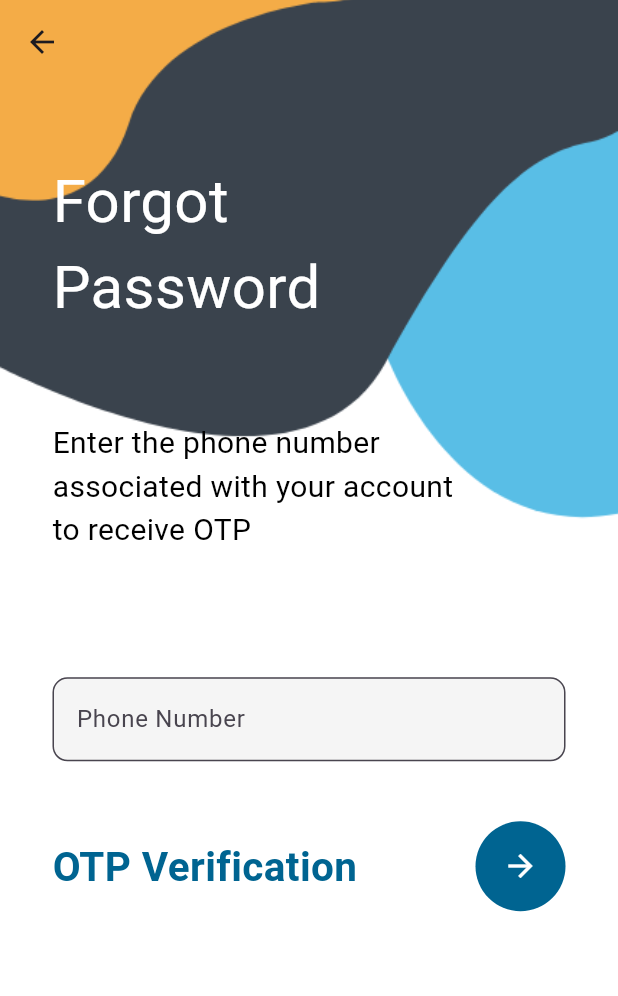
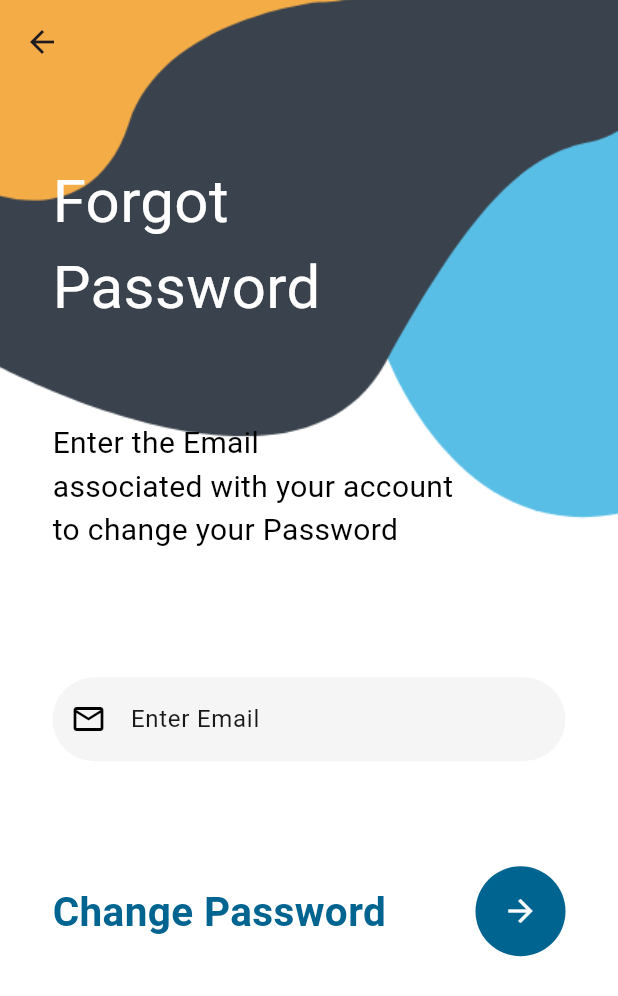
Before and after one commit to divshiv2611/Motion_talk_final_year, a Flutter app: the MyForgot screen opened by its route, on a phone screen of 412 x 824 dp. Shown: the top 996 px of the screen. Run offline on Flutter 3.47's test engine with Material 3 defaults, Android fonts, the phone set to English and light mode, and no system bars; our stand-ins replace firebase_auth, firebase_core; accounts and stored records are empty.

Commit message:
Forgot password

```diff
--- a/lib/forgot.dart
+++ b/lib/forgot.dart
@@ -1,4 +1,7 @@
 import 'package:flutter/material.dart';
+import 'package:motion_talk/reuseable/reusable_widget.dart';
+import 'package:firebase_auth/firebase_auth.dart';
+
 
 class MyForgot extends StatefulWidget {
   const MyForgot({super.key});
@@ -8,6 +11,8 @@ class MyForgot extends StatefulWidget {
 }
 
 class _MyForgotState extends State<MyForgot> {
+  TextEditingController _emailTextController = TextEditingController();
+  final auth= FirebaseAuth.instance;
   @override
   Widget build(BuildContext context) {
     return Container(
@@ -31,7 +36,7 @@ class _MyForgotState extends State<MyForgot> {
             ),
             Container(
               padding: EdgeInsets.only(left: 35, top:225),
-              child: Text('Enter the phone number \nassociated with your account \nto receive OTP',
+              child: Text('Enter the Email \nassociated with your account \nto change your Password',
               style: TextStyle(
                 color: Colors.black,
                 fontSize: 20
@@ -45,16 +50,10 @@ class _MyForgotState extends State<MyForgot> {
                 ),
                 child: Column(
                   children: [
-                    TextField(
-                      keyboardType: TextInputType.number,
-                      decoration: InputDecoration(
-                          fillColor: Colors.grey.shade100,
-                          filled: true,
-                          hintText: 'Phone Number',
-                          border: OutlineInputBorder(
-                              borderRadius: BorderRadius.circular(10)
-                          )
-                      ),
+                    reusableTextField("Enter Email", Icons.email_outlined,
+                        false, _emailTextController),
+                    SizedBox(
+                      height: 30,
                     ),
 
                     SizedBox(
@@ -63,7 +62,7 @@ class _MyForgotState extends State<MyForgot> {
                     ),
                     Row(
                       mainAxisAlignment: MainAxisAlignment.spaceBetween,
-                      children: [Text('OTP Verification', style: TextStyle(
+                      children: [Text('Change Password', style: TextStyle(
                           color: Color(0xff006491),
                           fontSize: 27, fontWeight: FontWeight.w700),
                       ),
@@ -73,7 +72,12 @@ class _MyForgotState extends State<MyForgot> {
                           child: IconButton(
                             color: Colors.white,
                             onPressed: (){
-                              Navigator.pushNamed(context, 'otp');
+                             auth.sendPasswordResetEmail(email: _emailTextController.text.toString().trim())
+                                  .then((value) {
+                                Navigator.pushNamed(context, 'login');
+                              }).onError((error, stackTrace) {
+                                print("erroe ${error.toString()}");
+                              });
                             },
                             icon: Icon(Icons.arrow_forward),
                           ),
```
